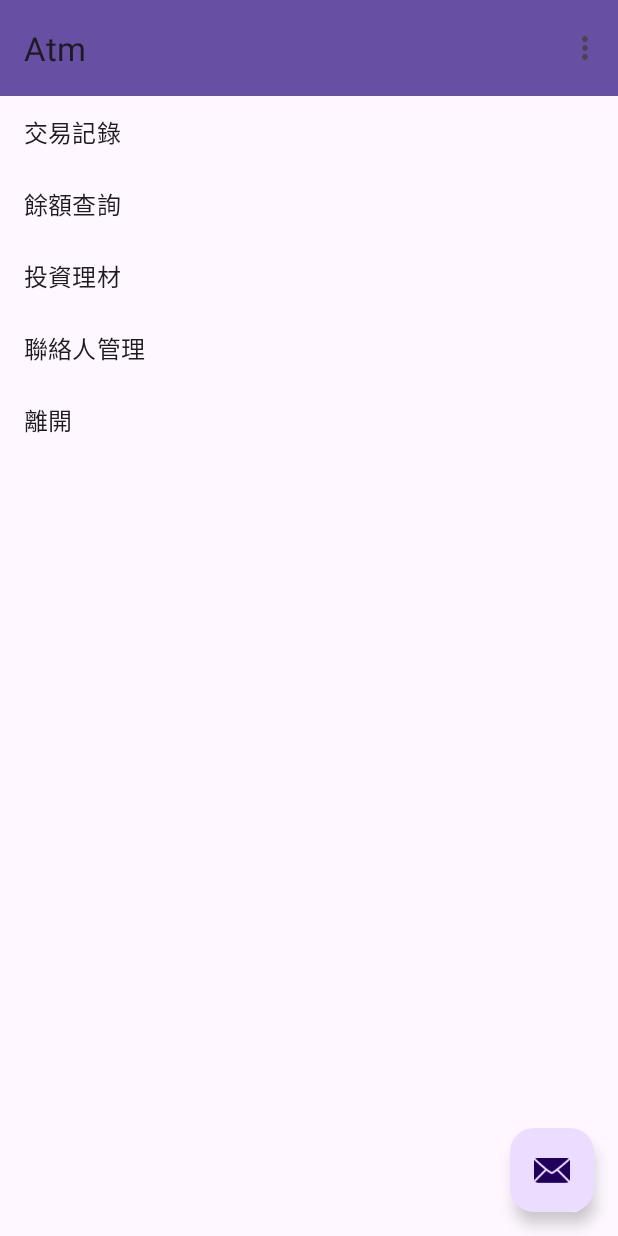
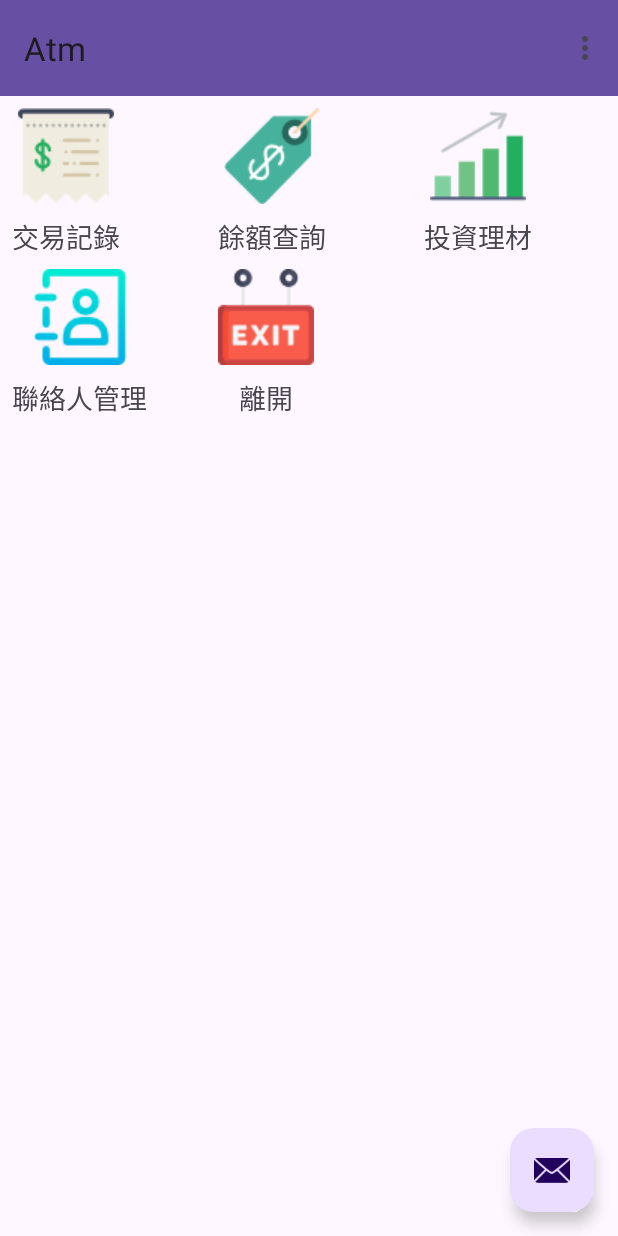
Before and after one commit to chanpinlai/hahow-android-adm, an Android app: the MainActivity screen opened directly, with no data from a screen before it, on a phone screen of 412 x 824 dp. Run offline under Robolectric (Android 15) with nearby library versions, the phone set to English and light mode, and no system bars.

Commit message:
第 1 章，第 25 單元 - 設計格狀有圖示的主畫面

```diff
--- a/app/src/main/java/com/tom/atm/Function.java
+++ b/app/src/main/java/com/tom/atm/Function.java
@@ -2,8 +2,14 @@ package com.tom.atm;
 
 public class Function {
     String name;
+    int icon;
 
     public Function() {
+    }
+
+    public Function(String name, int icon) {
+        this.name = name;
+        this.icon = icon;
     }
 
     public Function(String name) {
@@ -17,4 +23,12 @@ public class Function {
     public void setName(String name) {
         this.name = name;
     }
+
+    public int getIcon() {
+        return icon;
+    }
+
+    public void setIcon(int icon) {
+        this.icon = icon;
+    }
 }
--- a/app/src/main/java/com/tom/atm/MainActivity.java
+++ b/app/src/main/java/com/tom/atm/MainActivity.java
@@ -2,28 +2,34 @@ package com.tom.atm;
 
 import android.content.Intent;
 import android.os.Bundle;
+import android.util.Log;
 import android.view.Menu;
 import android.view.MenuItem;
+import android.view.View;
+import android.view.ViewGroup;
+import android.widget.ImageView;
+import android.widget.TextView;
 
-
+import androidx.annotation.NonNull;
 import androidx.annotation.Nullable;
 import androidx.appcompat.app.AppCompatActivity;
 import androidx.appcompat.widget.Toolbar;
-import androidx.navigation.ui.AppBarConfiguration;
-import androidx.recyclerview.widget.LinearLayoutManager;
+import androidx.recyclerview.widget.GridLayoutManager;
 import androidx.recyclerview.widget.RecyclerView;
 
 import com.google.android.material.floatingactionbutton.FloatingActionButton;
 import com.google.android.material.snackbar.Snackbar;
-import com.tom.atm.databinding.ActivityMainBinding;
+
+import java.util.ArrayList;
+import java.util.List;
 
 public class MainActivity extends AppCompatActivity {
 
     private static final int REQUEST_RESULT = 100;
-    private AppBarConfiguration appBarConfiguration;
-    private ActivityMainBinding binding;
     boolean logon = false;
-    String[] functions = null;
+    private List<Function> functions;
+    private static final String TAG = MainActivity.class.getSimpleName();
+
 
     @Override
     protected void onCreate(Bundle savedInstanceState) {
@@ -46,12 +52,25 @@ public class MainActivity extends AppCompatActivity {
             ;
         });
         //Recycler
+        setFunctions();
         RecyclerView recyclerView = findViewById(R.id.recycler);
         recyclerView.setHasFixedSize(true);
-        recyclerView.setLayoutManager(new LinearLayoutManager(this));
+        recyclerView.setLayoutManager(new GridLayoutManager(this, 3));
+
         //Adapter
-        FunctionAdapter adapter = new FunctionAdapter(this);
+//        FunctionAdapter adapter = new FunctionAdapter(this);
+        IconAdapter adapter = new IconAdapter();
         recyclerView.setAdapter(adapter);
+    }
+
+    private void setFunctions() {
+        functions = new ArrayList<>();
+        String[] funcs = getResources().getStringArray(R.array.functions);
+        functions.add(new Function(funcs[0], R.drawable.func_transaction));
+        functions.add(new Function(funcs[1], R.drawable.func_balance));
+        functions.add(new Function(funcs[2], R.drawable.func_finance));
+        functions.add(new Function(funcs[3], R.drawable.func_contacts));
+        functions.add(new Function(funcs[4], R.drawable.func_exit));
     }
 
     @Override
@@ -64,6 +83,71 @@ public class MainActivity extends AppCompatActivity {
 
         }
 
+    }
+
+    public class IconAdapter extends RecyclerView.Adapter<IconAdapter.IconHolder> {
+        @NonNull
+        @Override
+        public IconHolder onCreateViewHolder(@NonNull ViewGroup parent, int viewType) {
+            View view = getLayoutInflater().inflate(R.layout.item_icon, parent, false);
+            return new IconHolder(view);
+        }
+
+        @Override
+        public void onBindViewHolder(@NonNull IconHolder holder, int position) {
+            Function function = functions.get(position);
+            holder.nameText.setText(function.getName());
+            holder.iconImage.setImageResource(function.getIcon());
+            holder.itemView.setOnClickListener(new View.OnClickListener() {
+                @Override
+                public void onClick(View v) {
+                    itemClick(function);
+                }
+            });
+        }
+
+        @Override
+        public int getItemCount() {
+            return functions.size();
+        }
+
+        public class IconHolder extends RecyclerView.ViewHolder {
+            ImageView iconImage;
+            TextView nameText;
+
+            public IconHolder(@NonNull View itemView) {
+                super(itemView);
+                iconImage = itemView.findViewById(R.id.item_icon);
+                nameText = itemView.findViewById(R.id.item_name);
+
+            }
+        }
+
+    }
+
+    private void itemClick(Function function) {
+        Log.d(TAG, "itemClick: " + function.getName());
+        if(function.getIcon()==R.drawable.func_transaction){
+
+        }else if(function.getIcon()==R.drawable.func_balance){
+        }else if(function.getIcon()==R.drawable.func_finance){
+        }else if(function.getIcon()==R.drawable.func_contacts){
+        }else if(function.getIcon()==R.drawable.func_exit){
+            finish();
+        }
+//        switch (function.getIcon()) {
+//            case R.drawable.func_transaction:
+//                break;
+//            case R.drawable.func_balance:
+//                break;
+//            case R.drawable.func_finance:
+//                break;
+//            case R.drawable.func_contacts:
+//                break;
+//            case R.drawable.func_exit:
+//                finish();
+//                break;
+//        }
     }
 
     @Override
--- a/app/src/main/res/layout/activity_login.xml
+++ b/app/src/main/res/layout/activity_login.xml
@@ -42,7 +42,8 @@
             android:ems="10"
             android:id="@+id/userid"
             app:layout_constraintTop_toBottomOf="@+id/textView2"
-            app:layout_constraintStart_toStartOf="@+id/textView2" />
+            app:layout_constraintStart_toStartOf="@+id/textView2"
+            android:text="jack" />
 
     <TextView
             android:text="密碼"
@@ -61,7 +62,8 @@
             android:ems="10"
             android:id="@+id/passwd"
             app:layout_constraintTop_toBottomOf="@+id/textView3"
-            app:layout_constraintStart_toStartOf="@+id/textView3" />
+            app:layout_constraintStart_toStartOf="@+id/textView3"
+            android:text="1234" />
 
     <Button
             android:text="登入"
--- /dev/null
+++ b/app/src/main/res/layout/item_icon.xml
@@ -0,0 +1,32 @@
+<?xml version="1.0" encoding="utf-8"?>
+<androidx.constraintlayout.widget.ConstraintLayout xmlns:android="http://schemas.android.com/apk/res/android"
+        xmlns:app="http://schemas.android.com/apk/res-auto"
+        xmlns:tools="http://schemas.android.com/tools"
+        android:layout_width="wrap_content"
+        android:layout_height="wrap_content">
+
+    <ImageView
+            android:layout_width="wrap_content"
+            android:layout_height="wrap_content"
+            tools:srcCompat="@tools:sample/avatars"
+            android:id="@+id/item_icon"
+            app:layout_constraintTop_toTopOf="parent"
+            app:layout_constraintStart_toStartOf="parent"
+            app:layout_constraintEnd_toEndOf="parent"
+            android:layout_marginTop="8dp"
+            android:layout_marginStart="8dp"
+            android:layout_marginEnd="8dp" />
+
+    <TextView
+            android:text="TextView"
+            android:layout_width="wrap_content"
+            android:layout_height="wrap_content"
+            android:id="@+id/item_name"
+            android:layout_marginTop="8dp"
+            app:layout_constraintTop_toBottomOf="@+id/item_icon"
+            app:layout_constraintStart_toStartOf="parent"
+            app:layout_constraintEnd_toEndOf="parent"
+            android:layout_marginStart="8dp"
+            android:layout_marginEnd="8dp"
+            android:textAppearance="@style/TextAppearance.AppCompat.Medium" />
+</androidx.constraintlayout.widget.ConstraintLayout>
```
Also changed, not shown: app/src/main/res/drawable/func_balance.png (added), app/src/main/res/drawable/func_contacts.png (added), app/src/main/res/drawable/func_exit.png (added), app/src/main/res/drawable/func_finance.png (added), app/src/main/res/drawable/func_transaction.png (added).
